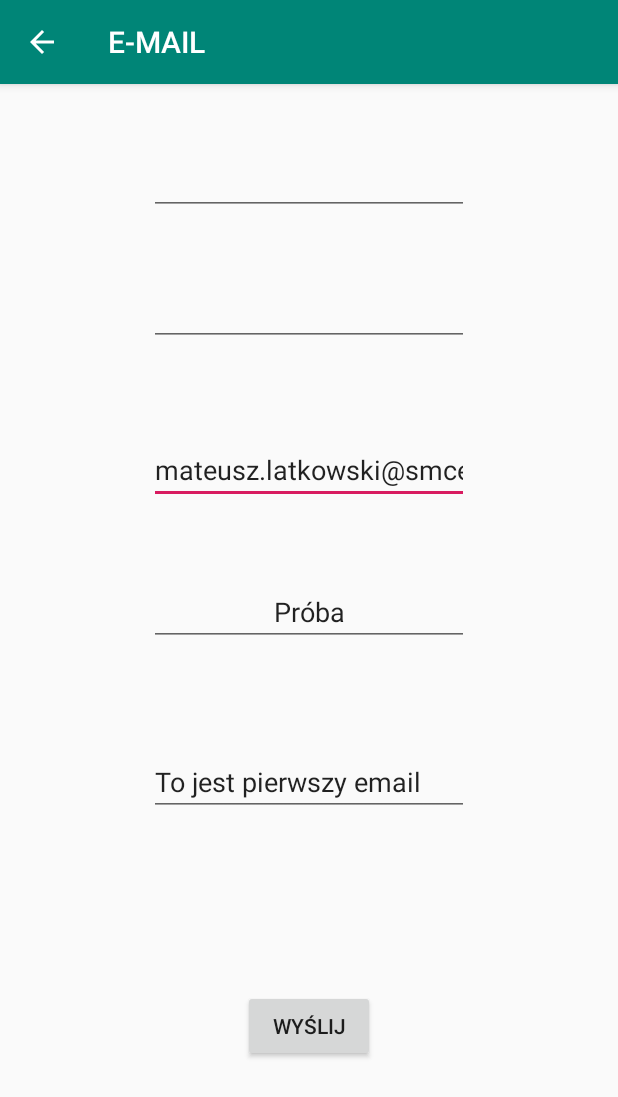
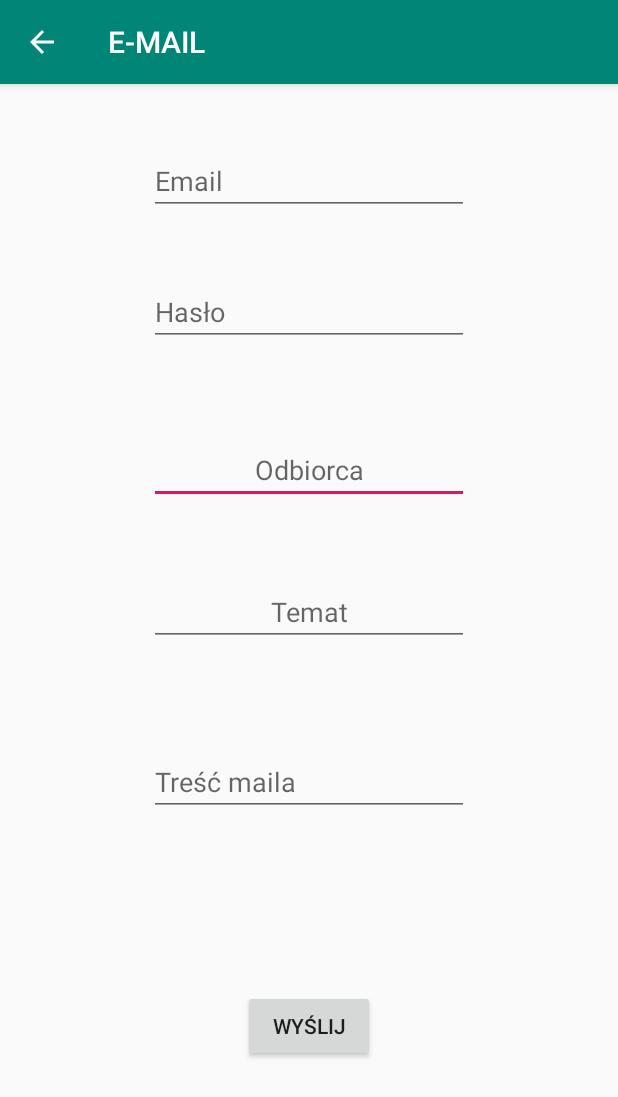
Before and after one commit to mateusz-latkowski/Indeks, an Android app: the SendEmail screen opened directly, with no data from a screen before it, on a phone screen of 412 x 824 dp. Shown: the top 1097 px of the screen. Run offline under Robolectric (Android 15) with nearby library versions, the phone set to English and light mode, and no system bars.

Commit message:
Fix little problems.

```diff
--- a/app/src/main/res/layout/activity_chat.xml
+++ b/app/src/main/res/layout/activity_chat.xml
@@ -20,7 +20,7 @@
         android:layout_height="wrap_content"
         android:ems="10"
         android:inputType="textPersonName"
-        android:text="MateuszLatkowskiToNajlepszyZiomekNaSwiecieToJestPrawda!"
+        android:hint="Treść wiadomości"
         app:layout_constraintBottom_toBottomOf="parent"
         app:layout_constraintStart_toStartOf="parent" />
 
--- a/app/src/main/res/layout/activity_send_email.xml
+++ b/app/src/main/res/layout/activity_send_email.xml
@@ -13,7 +13,7 @@
         android:ems="10"
         android:importantForAutofill="no"
         android:inputType="textPersonName"
-        android:text="@string/recipient"
+        android:hint="Odbiorca"
         android:textAlignment="center"
         app:layout_constraintBottom_toBottomOf="parent"
         app:layout_constraintEnd_toEndOf="parent"
@@ -29,7 +29,7 @@
         android:ems="10"
         android:importantForAutofill="no"
         android:inputType="textPersonName"
-        android:text="@string/subject"
+        android:hint="Temat"
         android:textAlignment="center"
         app:layout_constraintBottom_toBottomOf="parent"
         app:layout_constraintEnd_toEndOf="parent"
@@ -46,7 +46,7 @@
         android:importantForAutofill="no"
         android:inputType="textPersonName"
         android:lines="4"
-        android:text="@string/message"
+        android:hint="Treść maila"
         app:layout_constraintBottom_toBottomOf="parent"
         app:layout_constraintEnd_toEndOf="parent"
         app:layout_constraintStart_toStartOf="parent"
@@ -70,6 +70,7 @@
         android:layout_height="wrap_content"
         android:layout_marginBottom="60dp"
         android:ems="10"
+        android:hint="Hasło"
         android:importantForAutofill="no"
         android:inputType="textPassword"
         app:layout_constraintBottom_toTopOf="@+id/editTextRecipient"
@@ -82,6 +83,7 @@
         android:layout_width="wrap_content"
         android:layout_height="wrap_content"
         android:ems="10"
+        android:hint="Email"
         android:importantForAutofill="no"
         android:inputType="textEmailAddress"
         app:layout_constraintBottom_toTopOf="@+id/editTextEnterPassword"
```
